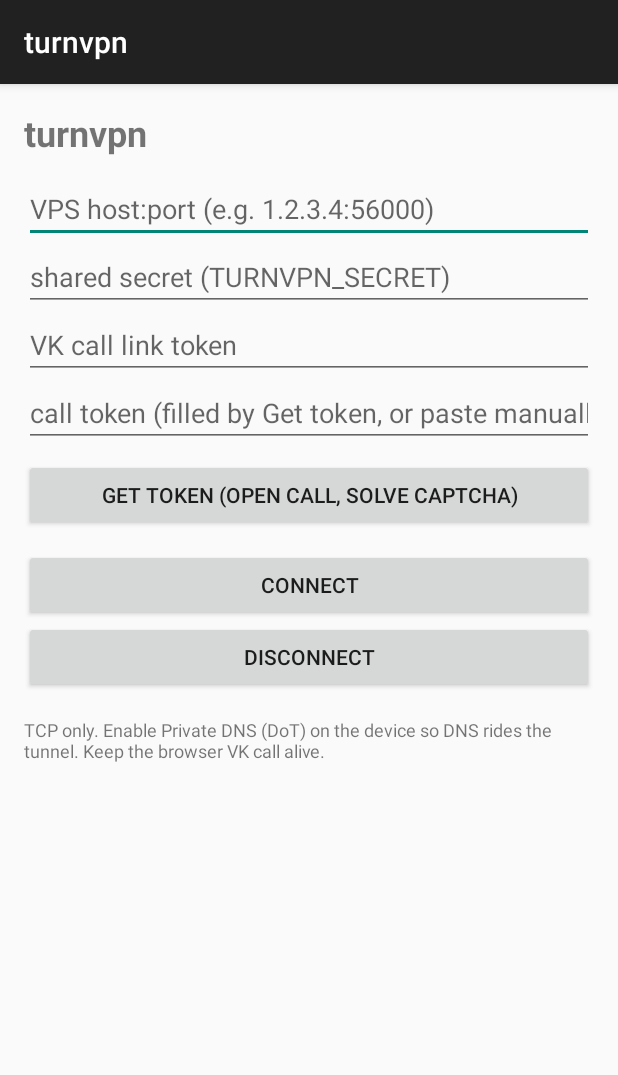
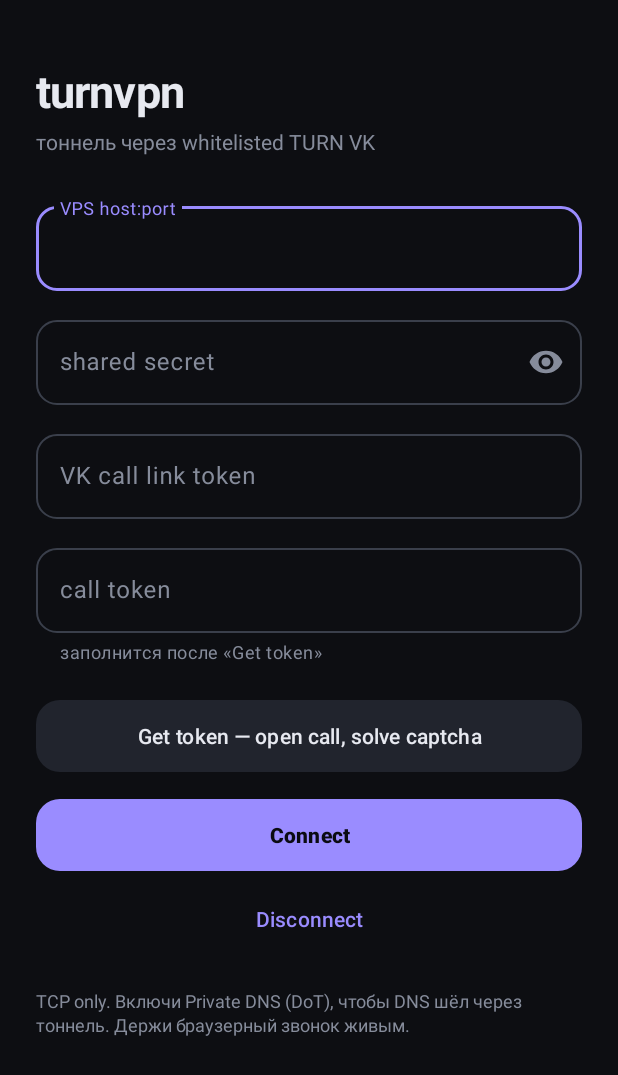
Before and after one commit to pristupaanastasia/turnvpn, an Android app: the screen it shows after launch (MainActivity), on a phone screen of 412 x 824 dp. Shown: the top 1075 px of the screen. Run offline under Robolectric (Android 15) with nearby library versions, the phone set to English and light mode, and no system bars.

Commit message:
android: dark Material 3 redesign
Theme.Turnvpn (Material3 dark) with a violet accent; outlined rounded
TextInputLayout fields (secret with a reveal toggle), a tonal Get-token button,
a filled accent Connect, and a text Disconnect. Material dependency added.

Co-Authored-By: Claude Opus 4.8 <noreply@anthropic.com>

```diff
--- a/android/app/build.gradle
+++ b/android/app/build.gradle
@@ -35,6 +35,7 @@ android {
 dependencies {
     implementation 'androidx.core:core-ktx:1.13.1'
     implementation 'androidx.appcompat:appcompat:1.7.0'
+    implementation 'com.google.android.material:material:1.12.0'
     // The Go core, built with: scripts/build.sh aar  (in the turnvpn repo).
     implementation files('libs/turnvpn.aar')
 }
--- a/android/app/src/main/AndroidManifest.xml
+++ b/android/app/src/main/AndroidManifest.xml
@@ -9,7 +9,7 @@
         android:allowBackup="true"
         android:label="turnvpn"
         android:supportsRtl="true"
-        android:theme="@style/Theme.AppCompat.DayNight.DarkActionBar">
+        android:theme="@style/Theme.Turnvpn">
 
         <activity
             android:name=".MainActivity"
--- a/android/app/src/main/res/layout/activity_main.xml
+++ b/android/app/src/main/res/layout/activity_main.xml
@@ -1,75 +1,148 @@
 <?xml version="1.0" encoding="utf-8"?>
 <ScrollView xmlns:android="http://schemas.android.com/apk/res/android"
+    xmlns:app="http://schemas.android.com/apk/res-auto"
     android:layout_width="match_parent"
-    android:layout_height="match_parent">
+    android:layout_height="match_parent"
+    android:background="@color/bg"
+    android:fillViewport="true">
 
     <LinearLayout
         android:layout_width="match_parent"
         android:layout_height="wrap_content"
         android:orientation="vertical"
-        android:padding="16dp">
+        android:paddingHorizontal="24dp"
+        android:paddingTop="40dp"
+        android:paddingBottom="32dp">
 
         <TextView
             android:layout_width="wrap_content"
             android:layout_height="wrap_content"
-            android:paddingBottom="12dp"
             android:text="turnvpn"
-            android:textSize="24sp"
-            android:textStyle="bold" />
+            android:textColor="@color/onDark"
+            android:textSize="30sp"
+            android:textStyle="bold"
+            android:letterSpacing="-0.02" />
 
-        <EditText
-            android:id="@+id/peer"
+        <TextView
+            android:layout_width="wrap_content"
+            android:layout_height="wrap_content"
+            android:layout_marginTop="4dp"
+            android:layout_marginBottom="28dp"
+            android:text="тоннель через whitelisted TURN VK"
+            android:textColor="@color/muted"
+            android:textSize="14sp" />
+
+        <com.google.android.material.textfield.TextInputLayout
+            style="@style/Widget.Material3.TextInputLayout.OutlinedBox"
             android:layout_width="match_parent"
             android:layout_height="wrap_content"
-            android:hint="VPS host:port (e.g. 1.2.3.4:56000)"
-            android:inputType="text" />
+            android:layout_marginBottom="14dp"
+            android:hint="VPS host:port"
+            app:boxCornerRadiusTopStart="14dp"
+            app:boxCornerRadiusTopEnd="14dp"
+            app:boxCornerRadiusBottomStart="14dp"
+            app:boxCornerRadiusBottomEnd="14dp">
 
-        <EditText
-            android:id="@+id/secret"
+            <com.google.android.material.textfield.TextInputEditText
+                android:id="@+id/peer"
+                android:layout_width="match_parent"
+                android:layout_height="wrap_content"
+                android:inputType="text"
+                android:maxLines="1" />
+        </com.google.android.material.textfield.TextInputLayout>
+
+        <com.google.android.material.textfield.TextInputLayout
+            style="@style/Widget.Material3.TextInputLayout.OutlinedBox"
             android:layout_width="match_parent"
             android:layout_height="wrap_content"
-            android:hint="shared secret (TURNVPN_SECRET)"
-            android:inputType="textPassword" />
+            android:layout_marginBottom="14dp"
+            android:hint="shared secret"
+            app:boxCornerRadiusTopStart="14dp"
+            app:boxCornerRadiusTopEnd="14dp"
+            app:boxCornerRadiusBottomStart="14dp"
+            app:boxCornerRadiusBottomEnd="14dp"
+            app:endIconMode="password_toggle">
 
-        <EditText
-            android:id="@+id/link"
+            <com.google.android.material.textfield.TextInputEditText
+                android:id="@+id/secret"
+                android:layout_width="match_parent"
+                android:layout_height="wrap_content"
+                android:inputType="textPassword"
+                android:maxLines="1" />
+        </com.google.android.material.textfield.TextInputLayout>
+
+        <com.google.android.material.textfield.TextInputLayout
+            style="@style/Widget.Material3.TextInputLayout.OutlinedBox"
             android:layout_width="match_parent"
             android:layout_height="wrap_content"
+            android:layout_marginBottom="14dp"
             android:hint="VK call link token"
-            android:inputType="text" />
+            app:boxCornerRadiusTopStart="14dp"
+            app:boxCornerRadiusTopEnd="14dp"
+            app:boxCornerRadiusBottomStart="14dp"
+            app:boxCornerRadiusBottomEnd="14dp">
 
-        <EditText
-            android:id="@+id/token"
+            <com.google.android.material.textfield.TextInputEditText
+                android:id="@+id/link"
+                android:layout_width="match_parent"
+                android:layout_height="wrap_content"
+                android:inputType="text"
+                android:maxLines="1" />
+        </com.google.android.material.textfield.TextInputLayout>
+
+        <com.google.android.material.textfield.TextInputLayout
+            style="@style/Widget.Material3.TextInputLayout.OutlinedBox"
             android:layout_width="match_parent"
             android:layout_height="wrap_content"
-            android:hint="call token (filled by Get token, or paste manually)"
-            android:inputType="text" />
+            android:layout_marginBottom="8dp"
+            android:hint="call token"
+            app:helperText="заполнится после «Get token»"
+            app:boxCornerRadiusTopStart="14dp"
+            app:boxCornerRadiusTopEnd="14dp"
+            app:boxCornerRadiusBottomStart="14dp"
+            app:boxCornerRadiusBottomEnd="14dp">
 
-        <Button
+            <com.google.android.material.textfield.TextInputEditText
+                android:id="@+id/token"
+                android:layout_width="match_parent"
+                android:layout_height="wrap_content"
+                android:inputType="text"
+                android:maxLines="1" />
+        </com.google.android.material.textfield.TextInputLayout>
+
+        <com.google.android.material.button.MaterialButton
             android:id="@+id/getToken"
+            style="@style/Widget.Material3.Button.TonalButton"
             android:layout_width="match_parent"
-            android:layout_height="wrap_content"
-            android:layout_marginTop="8dp"
-            android:text="Get token (open call, solve captcha)" />
+            android:layout_height="56dp"
+            android:layout_marginTop="12dp"
+            android:text="Get token — open call, solve captcha"
+            app:cornerRadius="16dp" />
 
-        <Button
+        <com.google.android.material.button.MaterialButton
             android:id="@+id/connect"
             android:layout_width="match_parent"
-            android:layout_height="wrap_content"
-            android:layout_marginTop="12dp"
-            android:text="Connect" />
+            android:layout_height="56dp"
+            android:layout_marginTop="10dp"
+            android:text="Connect"
+            android:textStyle="bold"
+            app:cornerRadius="16dp" />
 
-        <Button
+        <com.google.android.material.button.MaterialButton
             android:id="@+id/disconnect"
+            style="@style/Widget.Material3.Button.TextButton"
             android:layout_width="match_parent"
-            android:layout_height="wrap_content"
+            android:layout_height="52dp"
+            android:layout_marginTop="2dp"
             android:text="Disconnect" />
 
         <TextView
             android:layout_width="match_parent"
             android:layout_height="wrap_content"
-            android:layout_marginTop="16dp"
-            android:text="TCP only. Enable Private DNS (DoT) on the device so DNS rides the tunnel. Keep the browser VK call alive."
+            android:layout_marginTop="20dp"
+            android:lineSpacingExtra="2dp"
+            android:text="TCP only. Включи Private DNS (DoT), чтобы DNS шёл через тоннель. Держи браузерный звонок живым."
+            android:textColor="@color/muted"
             android:textSize="12sp" />
     </LinearLayout>
 </ScrollView>
--- /dev/null
+++ b/android/app/src/main/res/values/colors.xml
@@ -0,0 +1,10 @@
+<?xml version="1.0" encoding="utf-8"?>
+<resources>
+    <color name="bg">#0D0E12</color>
+    <color name="surface">#171A21</color>
+    <color name="surfaceVariant">#21242D</color>
+    <color name="accent">#9A8CFF</color>
+    <color name="accentDim">#2A2742</color>
+    <color name="onDark">#E7E9F0</color>
+    <color name="muted">#868C9B</color>
+</resources>
--- /dev/null
+++ b/android/app/src/main/res/values/themes.xml
@@ -0,0 +1,20 @@
+<?xml version="1.0" encoding="utf-8"?>
+<resources>
+    <style name="Theme.Turnvpn" parent="Theme.Material3.Dark.NoActionBar">
+        <item name="colorPrimary">@color/accent</item>
+        <item name="colorOnPrimary">#0B0B12</item>
+        <item name="colorPrimaryContainer">@color/accentDim</item>
+        <item name="colorOnPrimaryContainer">@color/accent</item>
+        <item name="colorSecondaryContainer">@color/surfaceVariant</item>
+        <item name="colorOnSecondaryContainer">@color/onDark</item>
+        <item name="colorSurface">@color/surface</item>
+        <item name="colorSurfaceContainerHighest">@color/surfaceVariant</item>
+        <item name="colorOnSurface">@color/onDark</item>
+        <item name="colorOnSurfaceVariant">@color/muted</item>
+        <item name="colorOutline">#3A3F4B</item>
+        <item name="android:colorBackground">@color/bg</item>
+        <item name="android:statusBarColor">@color/bg</item>
+        <item name="android:navigationBarColor">@color/bg</item>
+        <item name="android:windowLightStatusBar">false</item>
+    </style>
+</resources>
```
